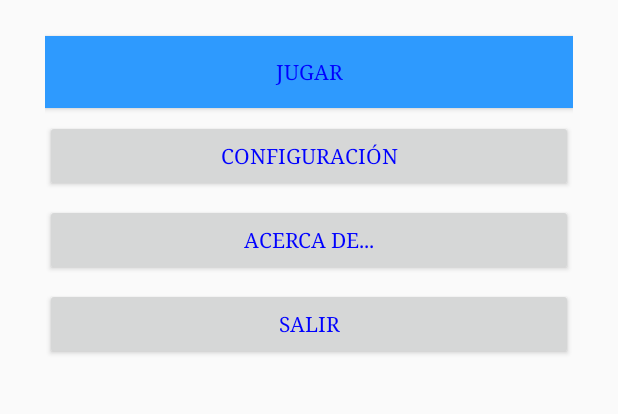
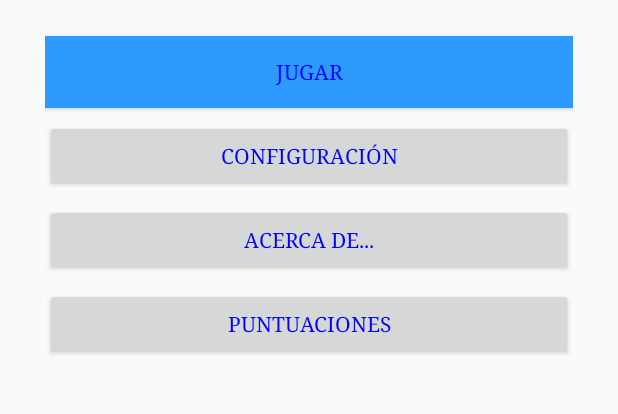
Before and after one commit to Nabkar/Asteriodes, an Android app: the screen it shows after launch (MainActivity), on a phone screen of 412 x 824 dp, the part 272-686 px from its top. Run offline under Robolectric (Android 15) with nearby library versions, the phone set to English and light mode, and no system bars.

Commit message:
Ejercicios U3 completos

```diff
--- a/app/build.gradle
+++ b/app/build.gradle
@@ -26,5 +26,6 @@ dependencies {
     })
     compile 'com.android.support:appcompat-v7:26.+'
     compile 'com.android.support.constraint:constraint-layout:1.0.2'
+    compile 'com.android.support:recyclerview-v7:26.+'
     testCompile 'junit:junit:4.12'
 }
--- a/app/src/main/AndroidManifest.xml
+++ b/app/src/main/AndroidManifest.xml
@@ -21,6 +21,7 @@
             android:theme="@android:style/Theme.Dialog">
         </activity>
         <activity android:name=".PreferenciasActivity"/>
+        <activity android:name=".Puntuaciones"/>
     </application>
 
 </manifest>
--- /dev/null
+++ b/app/src/main/java/org/example/asteriodes/AlmacenPuntuaciones.java
@@ -0,0 +1,12 @@
+package org.example.asteriodes;
+
+import java.util.Vector;
+
+/**
+ * Created by Julio on 01/11/2017.
+ */
+
+public interface AlmacenPuntuaciones {
+    public void guardarPuntuacion(int puntos,String nombre,long fecha);
+    public Vector<String> listaPuntuaciones(int cantidad);
+}
--- /dev/null
+++ b/app/src/main/java/org/example/asteriodes/AlmacenPuntuacionesArray.java
@@ -0,0 +1,23 @@
+package org.example.asteriodes;
+
+import java.util.Vector;
+
+/**
+ * Created by Julio on 01/11/2017.
+ */
+
+public class AlmacenPuntuacionesArray implements AlmacenPuntuaciones{
+    private Vector<String> puntuaciones;
+    public AlmacenPuntuacionesArray() {
+        puntuaciones = new Vector<String>();
+        puntuaciones.add("123000 Pepito Domingez");
+        puntuaciones.add("111000 Pedro Martinez");
+        puntuaciones.add("011000 Paco Pérez");
+    }
+    @Override public void guardarPuntuacion(int puntos, String nombre, long fecha) {
+        puntuaciones.add(0, puntos + " " + nombre);
+    }
+    @Override public Vector<String> listaPuntuaciones(int cantidad) {
+        return puntuaciones;
+    }
+}
--- a/app/src/main/java/org/example/asteriodes/MainActivity.java
+++ b/app/src/main/java/org/example/asteriodes/MainActivity.java
@@ -1,16 +1,22 @@
 package org.example.asteriodes;
 
 import android.content.Intent;
+import android.content.SharedPreferences;
+/*import android.preference.EditTextPreference;
+import android.preference.Preference;*/
+import android.preference.PreferenceManager;
 import android.support.v7.app.AppCompatActivity;
 import android.os.Bundle;
 import android.view.Menu;
 import android.view.MenuItem;
 import android.view.View;
 import android.widget.Button;
+import android.widget.Toast;
 
 public class MainActivity extends AppCompatActivity {
     private Button bAcercaDe;
     private Button bSalir;
+    public static AlmacenPuntuaciones almacen = new AlmacenPuntuacionesArray();
 
     @Override
     protected void onCreate(Bundle savedInstanceState) {
@@ -29,9 +35,40 @@ public class MainActivity extends AppCompatActivity {
         bSalir.setOnClickListener(new View.OnClickListener() {
             @Override
             public void onClick(View v) {
+                lanzarPuntuaciones(null);
+            }
+        });
+        /*bSalir.setOnClickListener(new View.OnClickListener() {
+            @Override
+            public void onClick(View v) {
                 finish();
             }
-        });
+        });*/
+
+        /*final EditTextPreference fragmentos = (EditTextPreference) findPreference("fragmentos");
+        fragmentos.setOnPreferenceChangeListener(new Preference.OnPreferenceChangeListener() {
+            @Override
+            public boolean onPreferenceChange(Preference preference, Object
+                    newValue) {
+                int valor=0;
+                try {
+                    valor = Integer.parseInt((String)newValue);
+                } catch(Exception e) {
+                    Toast.makeText(getActivity(), "Ha de ser un número",
+                            Toast.LENGTH_SHORT).show();
+                    return false;
+                }
+                if (valor>=0 && valor<=9) {
+                    fragmentos.setSummary(
+                            "En cuantos trozos se divide un asteroide ("+valor+")");
+                    return true;
+                } else {
+                    Toast.makeText(getActivity(), "Máximo de fragmentos 9",
+                            Toast.LENGTH_SHORT).show();
+                    return false;
+                }
+            }
+        });*/
     }
 
     public void lanzarAcercaDe(View view){
@@ -43,6 +80,23 @@ public class MainActivity extends AppCompatActivity {
     public void lanzarPreferencias(View view){
         Intent i = new Intent(this, PreferenciasActivity.class);
         startActivity(i);
+    }
+
+    public void lanzarPuntuaciones(View view){
+        Intent i = new Intent(this, Puntuaciones.class);
+        startActivity(i);
+    }
+
+    public void mostrarPreferencias(View view){
+        SharedPreferences pref =
+                PreferenceManager.getDefaultSharedPreferences(this);
+        String s = "música: " + pref.getBoolean("musica",true)
+                + ", gráficos: " + pref.getString("graficos","3")
+                + ", fragmentos: " + pref.getString("fragmentos", "0")
+                + ", multijugador: " + pref.getBoolean("multijugador",true)
+                + ", jugadores: " + pref.getString("jugadores","2")
+                + ", conexion: " + pref.getString("conexion", "0");
+        Toast.makeText(this, s, Toast.LENGTH_SHORT).show();
     }
 
     @Override
--- a/app/src/main/res/layout/activity_main.xml
+++ b/app/src/main/res/layout/activity_main.xml
@@ -25,6 +25,7 @@
         android:layout_height="wrap_content"
         android:layout_marginTop="24dp"
         android:text="@string/Arrancar"
+        android:onClick="mostrarPreferencias"
         style="@style/EstiloBoton"
         app:layout_constraintLeft_toLeftOf="parent"
         app:layout_constraintRight_toRightOf="parent"
@@ -56,7 +57,7 @@
         android:layout_width="0dp"
         android:layout_height="48dp"
         android:layout_marginTop="8dp"
-        android:text="@string/Salir"
+        android:text="@string/Puntuaciones"
         app:layout_constraintLeft_toLeftOf="parent"
         app:layout_constraintRight_toRightOf="parent"
         app:layout_constraintTop_toBottomOf="@+id/button03" />
--- a/app/src/main/res/values/strings.xml
+++ b/app/src/main/res/values/strings.xml
@@ -4,5 +4,6 @@
     <string name="Arrancar">Jugar</string>
     <string name="Configurar">Configuración</string>
     <string name="Acercade">Acerca de...</string>
+    <string name="Puntuaciones">Puntuaciones</string>
     <string name="Salir">Salir</string>
 </resources>
--- a/app/src/main/res/xml/preferencias.xml
+++ b/app/src/main/res/xml/preferencias.xml
@@ -34,7 +34,7 @@
         <ListPreference
             android:key="conexion"
             android:title="Tipo de conexión"
-            android:summary="Se escoge el tipo de conexión con el que se desa conectar con los otros jugadores"
+            android:summary="Se escoge el tipo de conexión con el que se desea conectar con los otros jugadores"
             android:entries="@array/tiposConexion"
             android:entryValues="@array/tiposConexionValores"
             android:defaultValue="1"/>
```
Also changed, not shown: app/src/main/java/org/example/asteriodes/MiAdaptador.java (added, +67 -0 lines), app/src/main/java/org/example/asteriodes/Puntuaciones.java (added, +40 -0 lines), app/src/main/res/layout/elemento_lista.xml (added, +28 -0 lines), app/src/main/res/layout/puntuaciones.xml (added, +8 -0 lines), 1 other file.
